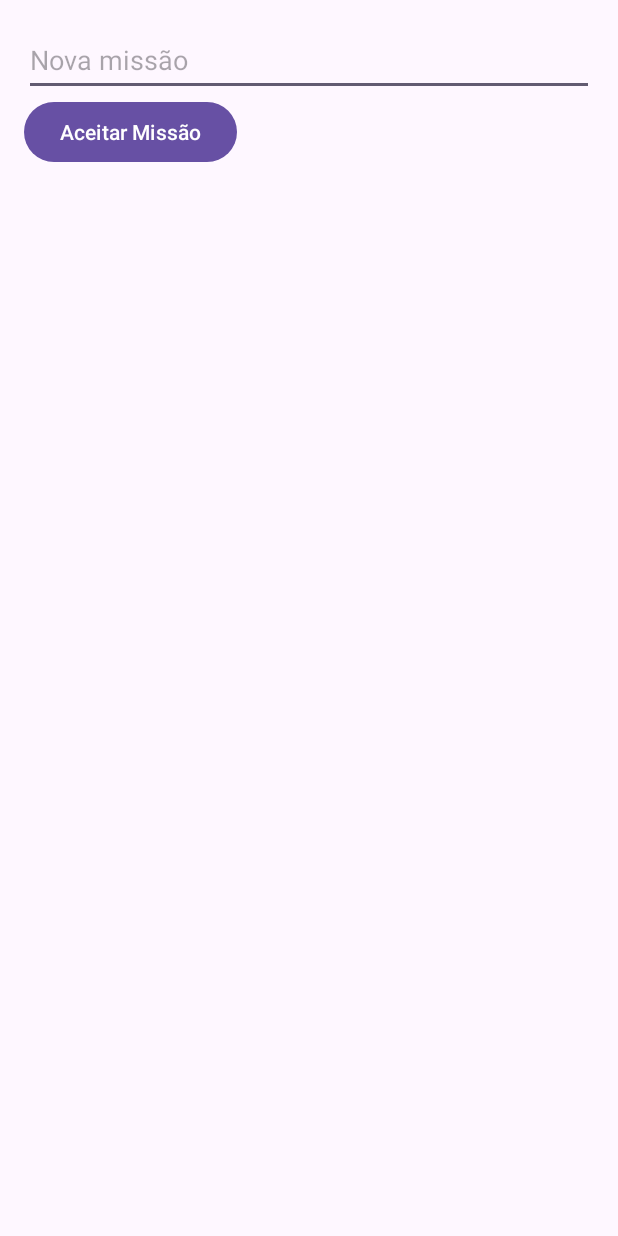
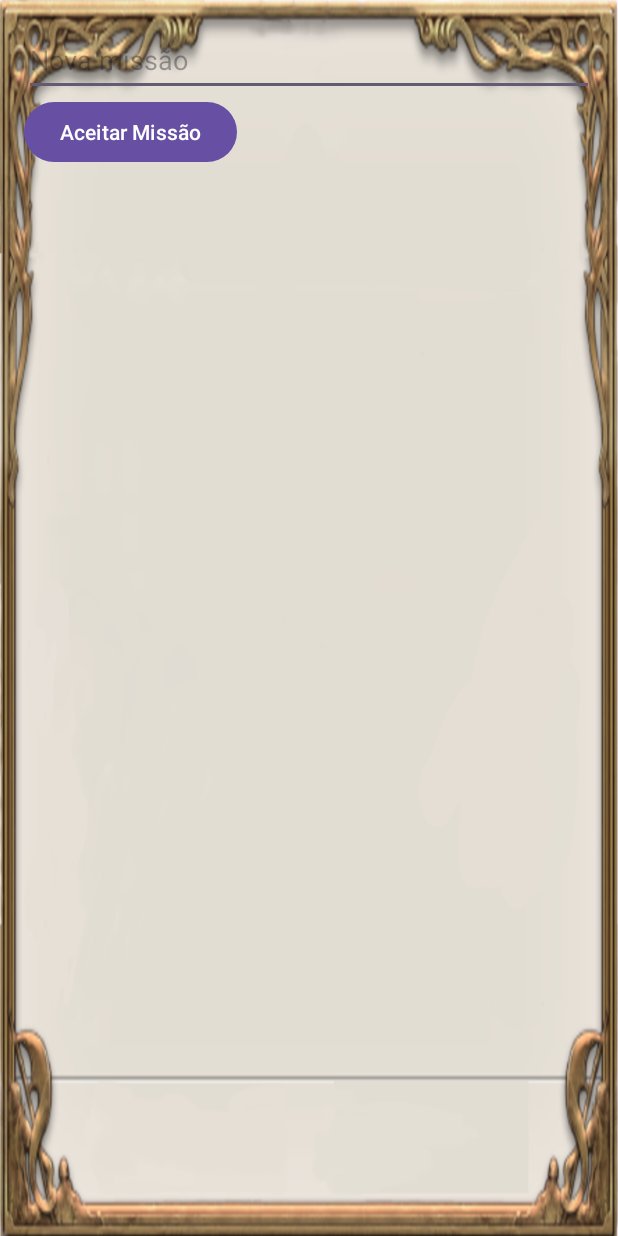
Before and after one commit to BlandKnight16/nerd-ass-to-do-list, an Android app: the screen it shows after launch (MainActivity), on a phone screen of 412 x 824 dp. Run offline under Robolectric (Android 15) with nearby library versions, the phone set to English and light mode, and no system bars.

Commit message:
git commit -m "versao com background"

```diff
--- a/app/src/main/java/com/example/todolistapp/MainActivity.kt
+++ b/app/src/main/java/com/example/todolistapp/MainActivity.kt
@@ -3,6 +3,8 @@ package com.example.todolistapp
 import androidx.appcompat.app.AppCompatActivity
 import android.os.Bundle
 import android.media.MediaPlayer
+import android.view.View
+import android.view.ViewGroup
 import android.widget.*
 import kotlin.random.Random
 
@@ -51,9 +53,19 @@ class MainActivity : AppCompatActivity() {
         //Cria a list para guardar afazeres
         tasks = ArrayList()
 
-        //Cria an adaptador para conectar a lista de afazeres para ListView
+        adapter = object : ArrayAdapter<String>(this, R.layout.list_item, tasks) {
+            override fun getView(position: Int, convertView: View?, parent: ViewGroup): View {
+                val view = convertView ?: layoutInflater.inflate(R.layout.list_item, parent, false)
+                val taskText = view.findViewById<TextView>(R.id.taskText)
+                taskText.text = getItem(position)
+                return view
+            }
+        }
+
+        taskListView.adapter = adapter
+        /*Cria an adaptador para conectar a lista de afazeres para ListView
         adapter = ArrayAdapter(this, android.R.layout.simple_list_item_1, tasks)
-        taskListView.adapter = adapter
+        taskListView.adapter = adapter*/
 
         //Carrega as tarefas salvas
         loadTasks()
--- a/app/src/main/res/layout/activity_main.xml
+++ b/app/src/main/res/layout/activity_main.xml
@@ -1,10 +1,12 @@
 <?xml version="1.0" encoding="utf-8"?>
 <LinearLayout
     xmlns:android="http://schemas.android.com/apk/res/android"
+    android:fontFamily="@font/handwritten_font"
     android:orientation="vertical"
     android:padding="16dp"
     android:layout_width="match_parent"
-    android:layout_height="match_parent">
+    android:layout_height="match_parent"
+    android:background="@drawable/background">
 
     <EditText
         android:id="@+id/taskInput"
```
Also changed, not shown: app/src/main/res/layout/list_item.xml (added, +27 -0 lines), app/src/main/res/drawable/background.png (added), app/src/main/res/drawable/paper_note.png (added), app/src/main/res/font/handwritten_font.ttf (added).
